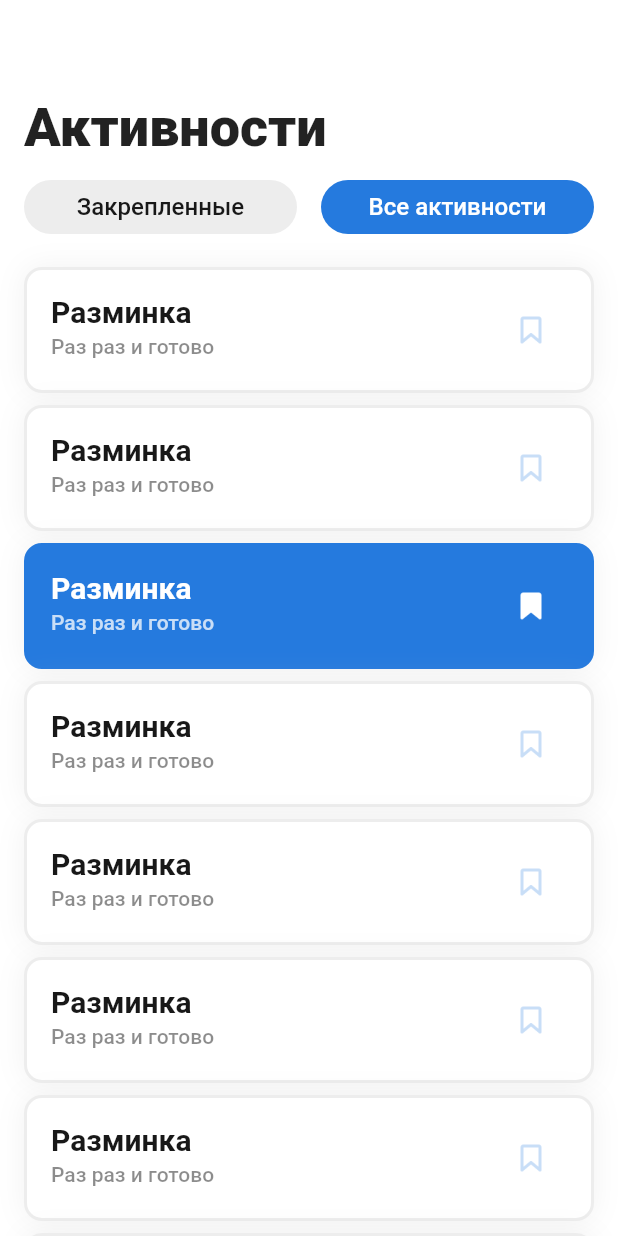
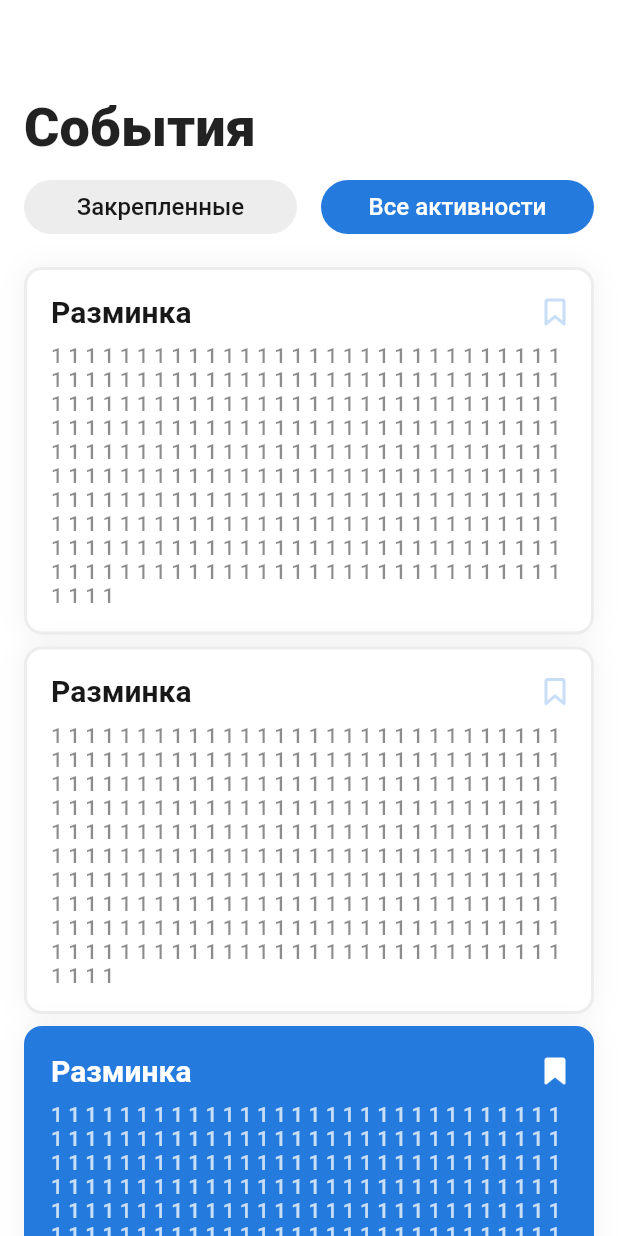
Before and after one commit to StarProxima/CampApp, a Flutter app: the ActivityPage screen opened directly, on a phone screen of 412 x 824 dp. Run offline on Flutter 3.47's test engine with Material 2 defaults, Android fonts, the phone set to English and light mode, and no system bars; our stand-ins replace file_picker, flutter_chat_types, flutter_chat_ui, image_picker, open_file and 1 more; missing offline and left inert: dart:ffi, image_picker_for_web, mobile_scanner.

Commit message:
Форматирование плашки событий

```diff
--- a/camp_app/lib/activity_page.dart
+++ b/camp_app/lib/activity_page.dart
@@ -34,7 +34,7 @@ class _ActivityPageState extends State<ActivityPage> {
           const Padding(
             padding: EdgeInsets.only(left: 16, right: 16),
             child: Text(
-              "Активности",
+              "События",
               style: TextStyle(
                 fontWeight: FontWeight.w900,
                 fontSize: 36,
--- a/camp_app/lib/generated_plugin_registrant.dart
+++ b/camp_app/lib/generated_plugin_registrant.dart
@@ -4,6 +4,7 @@
 
 // ignore_for_file: directives_ordering
 // ignore_for_file: lines_longer_than_80_chars
+// ignore_for_file: depend_on_referenced_packages
 
 import 'package:file_picker/_internal/file_picker_web.dart';
 import 'package:image_picker_for_web/image_picker_for_web.dart';
--- a/camp_app/lib/timetable/event.dart
+++ b/camp_app/lib/timetable/event.dart
@@ -1,7 +1,6 @@
 import 'package:camp_app/styles/app_colors.dart';
 import 'package:camp_app/styles/app_images.dart';
 import 'package:camp_app/styles/button_styles.dart';
-import 'package:camp_app/styles/classStyles.dart';
 import 'package:flutter/material.dart';
 
 import '../event_page.dart';
@@ -12,7 +11,7 @@ class Event extends StatefulWidget {
       : super(key: key);
 
   final title = "Разминка";
-  final description = "Раз раз и готово";
+  final description = "1 1 1 1 1 1 1 1 1 1 1 1 1 1 1 1 1 1 1 1 1 1 1 1 1 1 1 1 1 1 1 1 1 1 1 1 1 1 1 1 1 1 1 1 1 1 1 1 1 1 1 1 1 1 1 1 1 1 1 1 1 1 1 1 1 1 1 1 1 1 1 1 1 1 1 1 1 1 1 1 1 1 1 1 1 1 1 1 1 1 1 1 1 1 1 1 1 1 1 1 1 1 1 1 1 1 1 1 1 1 1 1 1 1 1 1 1 1 1 1 1 1 1 1 1 1 1 1 1 1 1 1 1 1 1 1 1 1 1 1 1 1 1 1 1 1 1 1 1 1 1 1 1 1 1 1 1 1 1 1 1 1 1 1 1 1 1 1 1 1 1 1 1 1 1 1 1 1 1 1 1 1 1 1 1 1 1 1 1 1 1 1 1 1 1 1 1 1 1 1 1 1 1 1 1 1 1 1 1 1 1 1 1 1 1 1 1 1 1 1 1 1 1 1 1 1 1 1 1 1 1 1 1 1 1 1 1 1 1 1 1 1 1 1 1 1 1 1 1 1 1 1 1 1 1 1 1 1 1 1 1 1 1 1 1 1 1 1 1 1 1 1 1 1 1 1 1 1 1 1 1 1 1 1 1 1 1 1 1 1 1 1 1 1 1 1 1 1 1 1 1 1 1 1 ";
   final bool isActive;
   final startTime = "8:00";
   final endTime = "8:30";
@@ -56,10 +55,12 @@ class _EventState extends State<Event> {
             border: Border.all(
                 color: widget.isActive ? AppColors.primary : AppColors.border,
                 width: 2)),
-        padding: const EdgeInsets.all(16),
+
         child: Stack(
           children: [
-            Column(
+            Container(
+              padding: const EdgeInsets.all(16),
+              child: Column(
                 crossAxisAlignment: CrossAxisAlignment.start,
                 children: [
                   Text(
@@ -70,11 +71,11 @@ class _EventState extends State<Event> {
                       color: widget.isActive ? AppColors.background : AppColors.textDark,
                     ),
                   ),
-                //const Spacer(),
-                const SizedBox(
-                  height: 4,
+                  Container(
+                    padding: const EdgeInsets.only(
+                      top: 10,
                     ),
-                Text(
+                    child: Text(
                       widget.description,
                       style: TextStyle(
                         fontWeight: FontWeight.w500,
@@ -83,12 +84,18 @@ class _EventState extends State<Event> {
                             ? AppColors.background.withAlpha(192)
                             : AppColors.textDark.withAlpha(127),
                       ),
+                    ),
                   )
                 ],
+              ),
             ),
             isAttached != null
                     ? Container(
                       alignment: Alignment.topRight,
+                      margin: EdgeInsets.only(
+                        left: 10, top: 4,
+                      ),
+                      //alignment: Alignment.centerRight,
                       child: ElevatedButton(
                           style: onlyIconsMin,
                           onPressed: () {
```
Also changed, not shown: 1 other file. Lines whose indentation alone changed are shown as unchanged.
